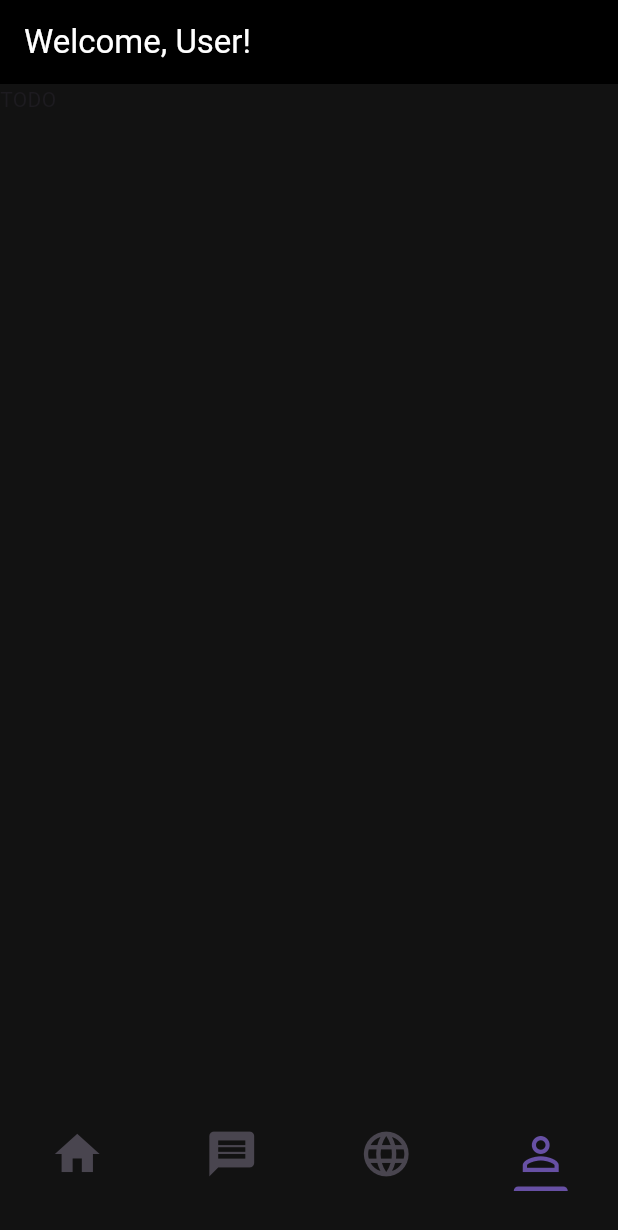
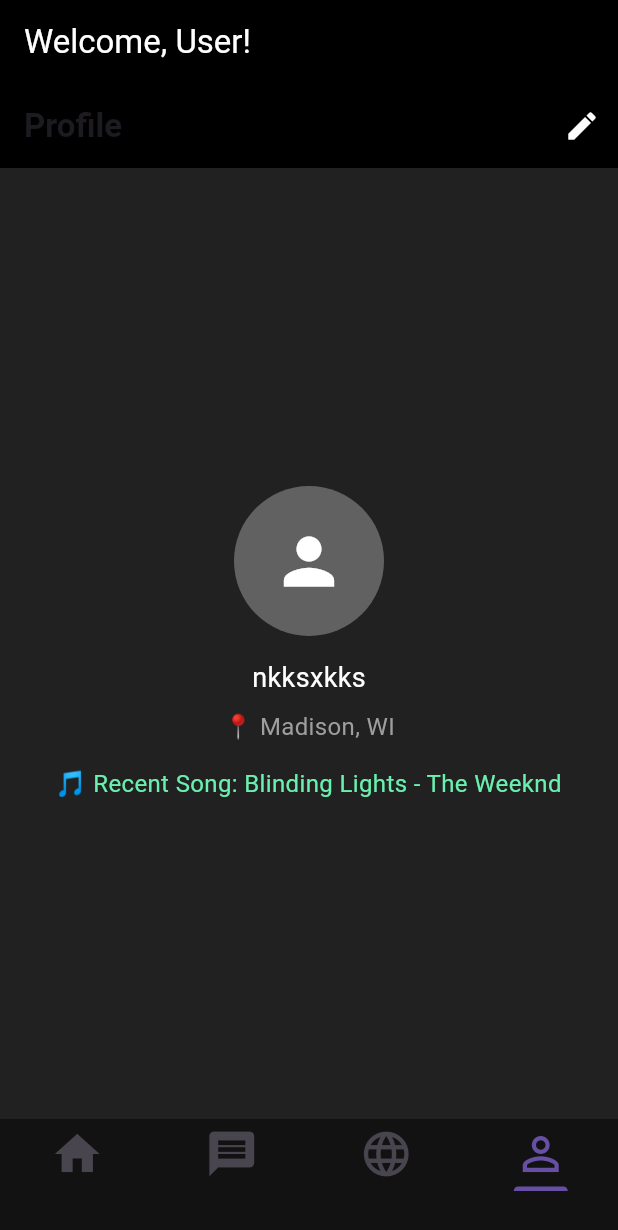
Before and after one commit to MysteryCoder456/maddata-2025, a Flutter app: the HomePage screen opened by its route, item 4 of the bottom bar chosen, on a phone screen of 412 x 824 dp. Shown: the top 1230 px of the screen. Run offline on Flutter 3.47's test engine with Material 3 defaults, Android fonts, the phone set to English and light mode, and no system bars; our stand-ins replace flutter_dotenv, go_router, supabase_flutter; accounts and stored records are empty; network calls fail.

Commit message:
Profile Page done + Namboo cooked - aesthetic

```diff
--- a/lib/home.dart
+++ b/lib/home.dart
@@ -1,4 +1,5 @@
 import 'package:flutter/material.dart';
+import 'package:maddata2025/profile.dart';
 
 import 'browser.dart';
 
@@ -43,7 +44,7 @@ class HomePage extends StatelessWidget {
           ),
         ),
         body: const TabBarView(
-          children: [BrowserView(), Text("TODO"), Text("TODO"), Text("TODO")],
+          children: [BrowserView(), Text("TODO"), Text("TODO"), ProfilePage()],
         ),
       ),
     );
--- /dev/null
+++ b/lib/profile.dart
@@ -0,0 +1,85 @@
+import 'package:flutter/material.dart';
+
+class ProfilePage extends StatefulWidget {
+  const ProfilePage({super.key});
+
+  @override
+  _ProfilePageState createState() => _ProfilePageState();
+}
+
+class _ProfilePageState extends State<ProfilePage> {
+  String bio = "nkksxkks";
+  String location = "Madison, WI";
+  String recentSong = "Blinding Lights - The Weeknd";
+
+  void _editProfile() {
+    showDialog(
+      context: context,
+      builder: (context) {
+        TextEditingController bioController = TextEditingController(text: bio);
+        TextEditingController locationController = TextEditingController(text: location);
+        return AlertDialog(
+          title: Text("Edit Profile"),
+          content: Column(
+            mainAxisSize: MainAxisSize.min,
+            children: [
+              TextField(controller: bioController, decoration: InputDecoration(labelText: "Bio")),
+              TextField(controller: locationController, decoration: InputDecoration(labelText: "Location")),
+            ],
+          ),
+          actions: [
+            TextButton(
+              onPressed: () {
+                setState(() {
+                  bio = bioController.text;
+                  location = locationController.text;
+                });
+                Navigator.pop(context);
+              },
+              child: Text("Save"),
+            ),
+          ],
+        );
+      },
+    );
+  }
+
+  @override
+  Widget build(BuildContext context) {
+    return Scaffold(
+      backgroundColor: Colors.grey[900],
+      appBar: AppBar(
+        backgroundColor: Colors.black,
+        title: Text("Profile", style: TextStyle(fontSize: 22, fontWeight: FontWeight.bold)),
+        actions: [
+          IconButton(
+            icon: Icon(Icons.edit, color: Colors.white),
+            onPressed: _editProfile,
+          )
+        ],
+      ),
+      body: Center(
+        child: Column(
+          mainAxisAlignment: MainAxisAlignment.center,
+          children: [
+            Container(
+              width: 100,
+              height: 100,
+              decoration: BoxDecoration(
+                shape: BoxShape.circle,
+                color: Colors.grey[700],
+              ),
+              child: Icon(Icons.person, size: 50, color: Colors.white),
+            ),
+            SizedBox(height: 15),
+            Text(bio, style: TextStyle(color: Colors.white, fontSize: 18)),
+            SizedBox(height: 8),
+            Text("📍 $location", style: TextStyle(color: Colors.grey, fontSize: 16)),
+            SizedBox(height: 15),
+            Text("🎵 Recent Song: $recentSong", style: TextStyle(color: Colors.greenAccent, fontSize: 16)),
+          ],
+        ),
+      ),
+    );
+  }
+}
```
